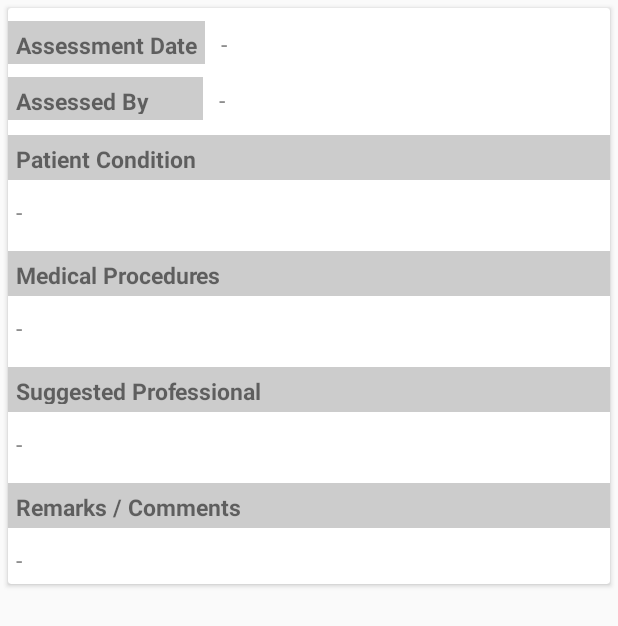
After one commit to abhinay100/Customer, an Android app: the fragment AssessmentTabFragment shown on its own in the app's theme, on a phone screen of 412 x 824 dp. The commit adds this screen. Shown: the top 626 px of the screen. Run offline under Robolectric (Android 15) with nearby library versions, the light colour scheme and no system bars.

Commit message:
UI changes

```diff
--- a/app/src/main/java/customer/apnacare/in/customer/activity/ViewCaseActivity.java
+++ b/app/src/main/java/customer/apnacare/in/customer/activity/ViewCaseActivity.java
@@ -22,6 +22,7 @@ import java.util.List;
 import butterknife.BindView;
 import butterknife.ButterKnife;
 import customer.apnacare.in.customer.R;
+import customer.apnacare.in.customer.fragments.AssessmentTabFragment;
 import customer.apnacare.in.customer.fragments.BasicProfile;
 import customer.apnacare.in.customer.fragments.CaseDetails;
 import customer.apnacare.in.customer.fragments.TasksTabFragment;
@@ -102,6 +103,7 @@ public class ViewCaseActivity extends BaseActivity implements CaseDetails.Provid
         adapter.addFragment(new CaseDetails(), "Details",bundle);
         adapter.addFragment(new BasicProfile(), "CareGiver", bundle);
         adapter.addFragment(new TasksTabFragment(), "Tasks", bundle);
+        adapter.addFragment(new AssessmentTabFragment(), "Assessment", bundle);
 
         viewPager.setAdapter(adapter);
     }
--- /dev/null
+++ b/app/src/main/java/customer/apnacare/in/customer/fragments/AssessmentTabFragment.java
@@ -0,0 +1,27 @@
+package customer.apnacare.in.customer.fragments;
+
+import android.content.Context;
+import android.os.Bundle;
+import android.support.annotation.Nullable;
+import android.support.v4.app.Fragment;
+import android.view.LayoutInflater;
+import android.view.View;
+import android.view.ViewGroup;
+
+import customer.apnacare.in.customer.R;
+
+/**
+ * Created by root on 12/1/17.
+ */
+
+public class AssessmentTabFragment extends Fragment {
+
+    Context mContext;
+    ViewGroup view;
+
+    public View onCreateView(LayoutInflater inflater, ViewGroup container,Bundle savedInstanceState) {
+        view = (ViewGroup) inflater.inflate(R.layout.fragment_assessment, container, false);
+        mContext = getContext();
+        return view;
+    }
+}
--- a/app/src/main/res/layout/activity_login.xml
+++ b/app/src/main/res/layout/activity_login.xml
@@ -39,17 +39,17 @@
                 android:src="@mipmap/ac_logo"
                 android:layout_gravity="center_vertical|center_horizontal|center"/>
 
-            <TextView
-                android:layout_width="wrap_content"
-                android:layout_height="wrap_content"
-                android:layout_marginTop="10dp"
-                android:layout_marginBottom="40dp"
-                android:text="Customer App"
-                android:layout_gravity="center|center_vertical|center_horizontal"
-                android:gravity="center|center_horizontal|center_vertical"
-                android:singleLine="false"
-                android:textSize="20sp"
-                android:textAppearance="@style/TextAppearance.AppCompat.Title"/>
+            <!--<TextView-->
+                <!--android:layout_width="wrap_content"-->
+                <!--android:layout_height="wrap_content"-->
+                <!--android:layout_marginTop="10dp"-->
+                <!--android:layout_marginBottom="40dp"-->
+                <!--android:text="Customer App"-->
+                <!--android:layout_gravity="center|center_vertical|center_horizontal"-->
+                <!--android:gravity="center|center_horizontal|center_vertical"-->
+                <!--android:singleLine="false"-->
+                <!--android:textSize="20sp"-->
+                <!--android:textAppearance="@style/TextAppearance.AppCompat.Title"/>-->
 
             <android.support.design.widget.TextInputLayout
                 android:layout_width="match_parent"
--- a/app/src/main/res/layout/activity_main.xml
+++ b/app/src/main/res/layout/activity_main.xml
@@ -27,60 +27,60 @@
             android:orientation="vertical">
 
             <!-- Header Layout -->
-            <LinearLayout
-                android:layout_width="fill_parent"
-                android:layout_height="wrap_content"
-                android:paddingTop="5dp"
-                android:background="@drawable/header_bg"
-                android:gravity="center_horizontal|center_vertical|center"
-                android:orientation="vertical"
-                tools:ignore="MissingConstraints">
+            <!--<LinearLayout-->
+                <!--android:layout_width="fill_parent"-->
+                <!--android:layout_height="wrap_content"-->
+                <!--android:paddingTop="5dp"-->
+                <!--android:background="@drawable/header_bg"-->
+                <!--android:gravity="center_horizontal|center_vertical|center"-->
+                <!--android:orientation="vertical"-->
+                <!--tools:ignore="MissingConstraints">-->
 
-                <android.support.v7.widget.CardView
-                    android:layout_width="80dp"
-                    android:layout_height="80dp"
-                    android:elevation="12dp"
-                    android:id="@+id/view2"
-                    app:cardCornerRadius="40dp"
-                    android:layout_centerHorizontal="true"
-                    android:innerRadius="0dp"
-                    android:shape="ring"
-                    android:thicknessRatio="1.9">
+                <!--<android.support.v7.widget.CardView-->
+                    <!--android:layout_width="80dp"-->
+                    <!--android:layout_height="80dp"-->
+                    <!--android:elevation="12dp"-->
+                    <!--android:id="@+id/view2"-->
+                    <!--app:cardCornerRadius="40dp"-->
+                    <!--android:layout_centerHorizontal="true"-->
+                    <!--android:innerRadius="0dp"-->
+                    <!--android:shape="ring"-->
+                    <!--android:thicknessRatio="1.9">-->
 
-                    <ImageView
-                        android:layout_height="80dp"
-                        android:layout_width="match_parent"
-                        android:id="@+id/imageView1"
-                        android:src="@drawable/ic_person"
-                        android:layout_alignParentTop="true"
-                        android:layout_centerHorizontal="true">
-                    </ImageView>
+                    <!--<ImageView-->
+                        <!--android:layout_height="80dp"-->
+                        <!--android:layout_width="match_parent"-->
+                        <!--android:id="@+id/imageView1"-->
+                        <!--android:src="@drawable/ic_person"-->
+                        <!--android:layout_alignParentTop="true"-->
+                        <!--android:layout_centerHorizontal="true">-->
+                    <!--</ImageView>-->
 
-                </android.support.v7.widget.CardView>
+                <!--</android.support.v7.widget.CardView>-->
 
-                <TextView
-                    android:layout_width="wrap_content"
-                    android:layout_height="wrap_content"
-                    android:textColor="#FFF"
-                    android:textSize="16sp"
-                    android:text="Name"/>
+                <!--<TextView-->
+                    <!--android:layout_width="wrap_content"-->
+                    <!--android:layout_height="wrap_content"-->
+                    <!--android:textColor="#FFF"-->
+                    <!--android:textSize="16sp"-->
+                    <!--android:text="Name"/>-->
 
-                <TextView
-                    android:layout_width="wrap_content"
-                    android:layout_height="wrap_content"
-                    android:layout_marginTop="6dp"
-                    android:textStyle="bold"
-                    android:textSize="20sp"
-                    android:textColor="#FFF"
-                    android:text="Email"/>
+                <!--<TextView-->
+                    <!--android:layout_width="wrap_content"-->
+                    <!--android:layout_height="wrap_content"-->
+                    <!--android:layout_marginTop="6dp"-->
+                    <!--android:textStyle="bold"-->
+                    <!--android:textSize="20sp"-->
+                    <!--android:textColor="#FFF"-->
+                    <!--android:text="Email"/>-->
 
-                <View
-                    android:layout_width="match_parent"
-                    android:layout_height="1dp"
-                    android:layout_marginTop="5dp"
-                    android:background="#CCC"/>
+                <!--<View-->
+                    <!--android:layout_width="match_parent"-->
+                    <!--android:layout_height="1dp"-->
+                    <!--android:layout_marginTop="5dp"-->
+                    <!--android:background="#CCC"/>-->
 
-            </LinearLayout>
+            <!--</LinearLayout>-->
 
             <!-- Icons Layout -->
             <LinearLayout
--- /dev/null
+++ b/app/src/main/res/layout/fragment_assessment.xml
@@ -0,0 +1,189 @@
+<?xml version="1.0" encoding="utf-8"?>
+<RelativeLayout xmlns:android="http://schemas.android.com/apk/res/android"
+    xmlns:app="http://schemas.android.com/apk/res-auto"
+    android:layout_width="match_parent"
+    android:layout_height="wrap_content"
+    android:layout_centerHorizontal="true">
+
+
+    <ScrollView
+        android:layout_width="match_parent"
+        android:layout_height="wrap_content"
+        android:fillViewport="false"
+        android:isScrollContainer="false">
+
+        <RelativeLayout
+            android:layout_width="match_parent"
+            android:layout_height="wrap_content">
+
+            <android.support.v7.widget.CardView
+                android:id="@+id/assessmentDetails"
+                android:layout_width="match_parent"
+                android:layout_height="wrap_content"
+                android:layout_margin="5dp"
+                android:visibility="visible">
+
+                <LinearLayout
+                    android:layout_width="match_parent"
+                    android:layout_height="wrap_content"
+                    android:orientation="vertical">
+
+                    <LinearLayout
+                        android:layout_width="match_parent"
+                        android:layout_height="wrap_content"
+                        android:orientation="horizontal">
+
+                        <TextView
+                            android:layout_width="wrap_content"
+                            android:layout_height="30dp"
+                            android:layout_marginTop="5dp"
+                            android:minWidth="130dp"
+                            android:layout_gravity="left|center_horizontal|center_vertical"
+                            android:background="#CCC"
+                            android:padding="5dp"
+                            android:text="Assessment Date"
+                            android:textStyle="bold"
+                            android:textSize="15sp"/>
+
+                        <TextView
+                            android:id="@+id/assessmentDate"
+                            android:layout_width="wrap_content"
+                            android:layout_height="wrap_content"
+                            android:layout_marginTop="5dp"
+                            android:layout_marginLeft="5dp"
+                            android:layout_gravity="left|center_horizontal|center_vertical"
+                            android:padding="5dp"
+                            android:text="-"
+                            android:textSize="15sp"/>
+
+                    </LinearLayout>
+
+                    <LinearLayout
+                        android:layout_width="match_parent"
+                        android:layout_height="wrap_content"
+                        android:orientation="horizontal">
+
+                        <TextView
+                            android:layout_width="wrap_content"
+                            android:layout_height="30dp"
+                            android:layout_marginTop="5dp"
+                            android:minWidth="130dp"
+                            android:layout_gravity="left|center_horizontal|center_vertical"
+                            android:background="#CCC"
+                            android:padding="5dp"
+                            android:text="Assessed By"
+                            android:textStyle="bold"
+                            android:textSize="15sp"/>
+
+                        <TextView
+                            android:id="@+id/assessor"
+                            android:layout_width="wrap_content"
+                            android:layout_height="wrap_content"
+                            android:layout_marginTop="5dp"
+                            android:layout_marginLeft="5dp"
+                            android:layout_gravity="left|center_horizontal|center_vertical"
+                            android:padding="5dp"
+                            android:text="-"
+                            android:textSize="15sp"/>
+
+                    </LinearLayout>
+
+
+                    <TextView
+                        android:layout_width="match_parent"
+                        android:layout_height="30dp"
+                        android:layout_marginTop="10dp"
+                        android:layout_gravity="left|center_horizontal|center_vertical"
+                        android:background="#CCC"
+                        android:padding="5dp"
+                        android:text="Patient Condition"
+                        android:textStyle="bold"
+                        android:textSize="15sp"/>
+
+                    <TextView
+                        android:id="@+id/assessmentPatientConditions"
+                        android:layout_width="match_parent"
+                        android:layout_height="wrap_content"
+                        android:layout_marginTop="5dp"
+                        android:layout_gravity="left|center_horizontal|center_vertical"
+                        android:padding="5dp"
+                        android:text="-"
+                        android:textSize="15sp"/>
+
+                    <TextView
+                        android:layout_width="match_parent"
+                        android:layout_height="30dp"
+                        android:layout_marginTop="10dp"
+                        android:layout_gravity="left|center_horizontal|center_vertical"
+                        android:background="#CCC"
+                        android:padding="5dp"
+                        android:text="Medical Procedures"
+                        android:textStyle="bold"
+                        android:textSize="15sp"/>
+
+                    <TextView
+                        android:id="@+id/assessmentMedicalProcedures"
+                        android:layout_width="match_parent"
+                        android:layout_height="wrap_content"
+                        android:layout_marginTop="5dp"
+                        android:layout_gravity="left|center_horizontal|center_vertical"
+                        android:padding="5dp"
+                        android:text="-"
+                        android:textSize="15sp"/>
+
+                    <TextView
+                        android:layout_width="match_parent"
+                        android:layout_height="30dp"
+                        android:layout_marginTop="10dp"
+                        android:layout_gravity="left|center_horizontal|center_vertical"
+                        android:background="#CCC"
+                        android:padding="5dp"
+                        android:text="Suggested Professional"
+                        android:textStyle="bold"
+                        android:textSize="15sp"/>
+
+                    <TextView
+                        android:id="@+id/assessmentSuggestedProfessional"
+                        android:layout_width="match_parent"
+                        android:layout_height="wrap_content"
+                        android:layout_marginTop="5dp"
+                        android:layout_gravity="left|center_horizontal|center_vertical"
+                        android:padding="5dp"
+                        android:text="-"
+                        android:textSize="15sp"/>
+
+                    <TextView
+                        android:layout_width="match_parent"
+                        android:layout_height="30dp"
+                        android:layout_marginTop="10dp"
+                        android:layout_gravity="left|center_horizontal|center_vertical"
+                        android:background="#CCC"
+                        android:padding="5dp"
+                        android:text="Remarks / Comments"
+                        android:textStyle="bold"
+                        android:textSize="15sp"/>
+
+                    <TextView
+                        android:id="@+id/assessmentComment"
+                        android:layout_width="match_parent"
+                        android:layout_height="wrap_content"
+                        android:layout_marginTop="5dp"
+                        android:layout_gravity="left|center_horizontal|center_vertical"
+                        android:padding="5dp"
+                        android:text="-"
+                        android:textSize="15sp"/>
+
+                </LinearLayout>
+
+            </android.support.v7.widget.CardView>
+
+
+
+
+        </RelativeLayout>
+
+
+    </ScrollView>
+
+
+</RelativeLayout>
--- a/app/src/main/res/menu/activity_main_drawer.xml
+++ b/app/src/main/res/menu/activity_main_drawer.xml
@@ -21,14 +21,14 @@
             android:title="@string/menu_logout" />
     </group>
 
-    <group
-        android:id="@+id/menu_bottom"
-        android:checkableBehavior="none">
+    <!--<group-->
+        <!--android:id="@+id/menu_bottom"-->
+        <!--android:checkableBehavior="none">-->
 
-        <item
-            android:id="@+id/menu_about"
-            android:icon="@android:drawable/ic_menu_info_details"
-            android:title="About App" />
-    </group>
+        <!--<item-->
+            <!--android:id="@+id/menu_about"-->
+            <!--android:icon="@android:drawable/ic_menu_info_details"-->
+            <!--android:title="About App" />-->
+    <!--</group>-->
 
 </menu>
```
